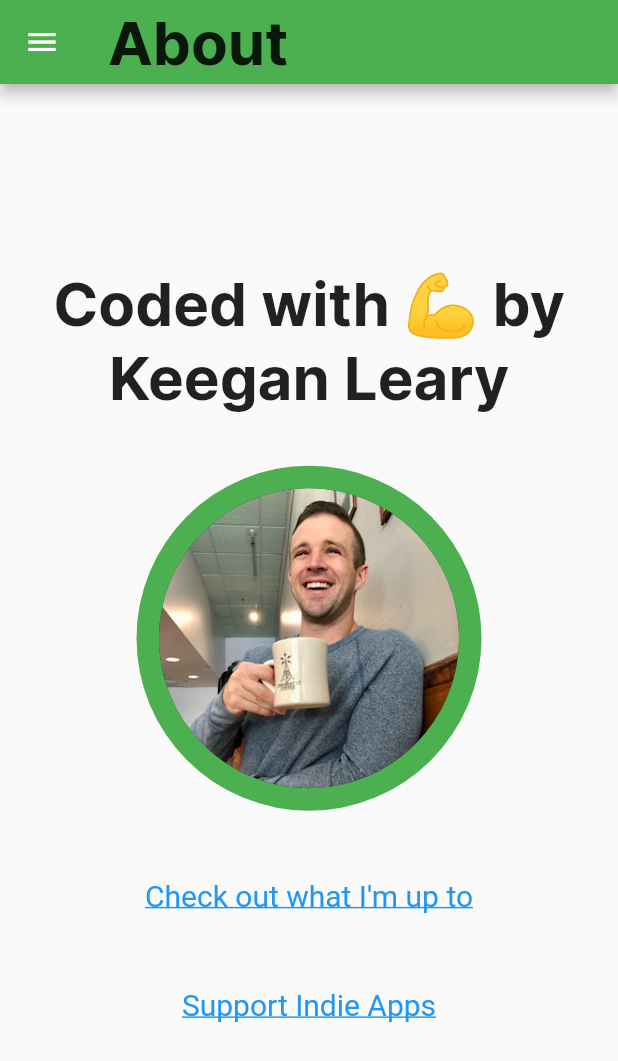
After one commit to learyjk/focus_farmer, a Flutter app: the AboutScreen screen opened by its route, on a phone screen of 412 x 824 dp. The commit adds this screen. Shown: the top 1061 px of the screen. Run offline on Flutter 3.47's test engine with Material 2 defaults, Android fonts, the phone set to English and light mode, and no system bars; our stand-ins replace carousel_slider, circular_countdown_timer, flutter_svg, numberpicker, sqflite; accounts and stored records are empty.

Commit message:
AboutScreen

```diff
--- a/lib/main.dart
+++ b/lib/main.dart
@@ -4,6 +4,7 @@ import 'package:focus_farmer/screens/tree_screen.dart';
 import 'package:provider/provider.dart';
 import 'screens/timer_select_screen.dart';
 import 'package:flutter/widgets.dart';
+import 'package:focus_farmer/screens/about.dart';
 
 //Icons made by Freepik https://www.freepik.comfrom https://www.flaticon.com/
 
@@ -49,6 +50,7 @@ class MyApp extends StatelessWidget {
           routes: {
             TimerSelectScreen.routeName: (ctx) => TimerSelectScreen(),
             TreeScreen.routeName: (ctx) => TreeScreen(),
+            AboutScreen.routeName: (ctx) => AboutScreen(),
           }),
     );
   }
--- /dev/null
+++ b/lib/screens/about.dart
@@ -0,0 +1,104 @@
+import 'package:flutter/material.dart';
+import 'package:focus_farmer/widgets/app_drawer.dart';
+import 'package:url_launcher/url_launcher.dart';
+
+class AboutScreen extends StatelessWidget {
+  static const String routeName = '/about-screen';
+  final String year = DateTime.now().year.toString();
+
+  _launchHomepage() async {
+    const url = 'https://keeganleary.com';
+    if (await canLaunch(url)) {
+      await launch(url);
+    } else {
+      throw 'Could not launch $url';
+    }
+  }
+
+  _launchSubscribe() async {
+    const url = 'https://keeganleary.com/subscribe/';
+    if (await canLaunch(url)) {
+      await launch(url);
+    } else {
+      throw 'Could not launch $url';
+    }
+  }
+
+  @override
+  Widget build(BuildContext context) {
+    return Scaffold(
+      appBar: AppBar(
+        title: Text(
+          'About',
+          style: Theme.of(context).textTheme.headline3,
+        ),
+      ),
+      drawer: AppDrawer(),
+      body: Column(
+        crossAxisAlignment: CrossAxisAlignment.center,
+        mainAxisAlignment: MainAxisAlignment.center,
+        children: [
+          Text(
+            'Coded with 💪 by Keegan Leary',
+            style: Theme.of(context).textTheme.headline3,
+            textAlign: TextAlign.center,
+          ),
+          SizedBox(
+            height: 50,
+          ),
+          Row(
+            mainAxisAlignment: MainAxisAlignment.center,
+            children: [
+              Container(
+                child: CircleAvatar(
+                  backgroundImage: AssetImage('assets/images/keegan.png'),
+                  radius: 100,
+                ),
+                decoration: BoxDecoration(
+                  color: Colors.black,
+                  shape: BoxShape.circle,
+                  boxShadow: [
+                    BoxShadow(
+                        blurRadius: 0, color: Colors.green, spreadRadius: 15)
+                  ],
+                ),
+              ),
+            ],
+          ),
+          SizedBox(
+            height: 40,
+          ),
+          Padding(
+            padding: const EdgeInsets.symmetric(vertical: 20.0),
+            child: InkWell(
+              child: Text(
+                'Check out what I\'m up to',
+                style: TextStyle(
+                    fontSize: 20,
+                    decoration: TextDecoration.underline,
+                    color: Colors.blue),
+              ),
+              onTap: () => _launchHomepage(),
+            ),
+          ),
+          SizedBox(
+            height: 10,
+          ),
+          Padding(
+            padding: const EdgeInsets.symmetric(vertical: 20.0),
+            child: InkWell(
+              child: Text(
+                'Support Indie Apps',
+                style: TextStyle(
+                    fontSize: 20,
+                    decoration: TextDecoration.underline,
+                    color: Colors.blue),
+              ),
+              onTap: () => _launchSubscribe(),
+            ),
+          ),
+        ],
+      ),
+    );
+  }
+}
--- a/lib/widgets/app_drawer.dart
+++ b/lib/widgets/app_drawer.dart
@@ -1,4 +1,5 @@
 import 'package:flutter/material.dart';
+import 'package:focus_farmer/screens/about.dart';
 import 'package:focus_farmer/screens/timer_select_screen.dart';
 import 'package:focus_farmer/screens/tree_screen.dart';
 import 'package:flutter_svg/flutter_svg.dart';
@@ -60,7 +61,7 @@ class AppDrawer extends StatelessWidget {
                 style: Theme.of(context).textTheme.headline6,
               ),
               onTap: () => Navigator.of(context)
-                  .pushReplacementNamed(TimerSelectScreen.routeName),
+                  .pushReplacementNamed(AboutScreen.routeName),
             ),
             Divider(),
           ],
```
Also changed, not shown: pubspec.yaml (+2 -31 lines), pubspec.lock, 1 other file.
